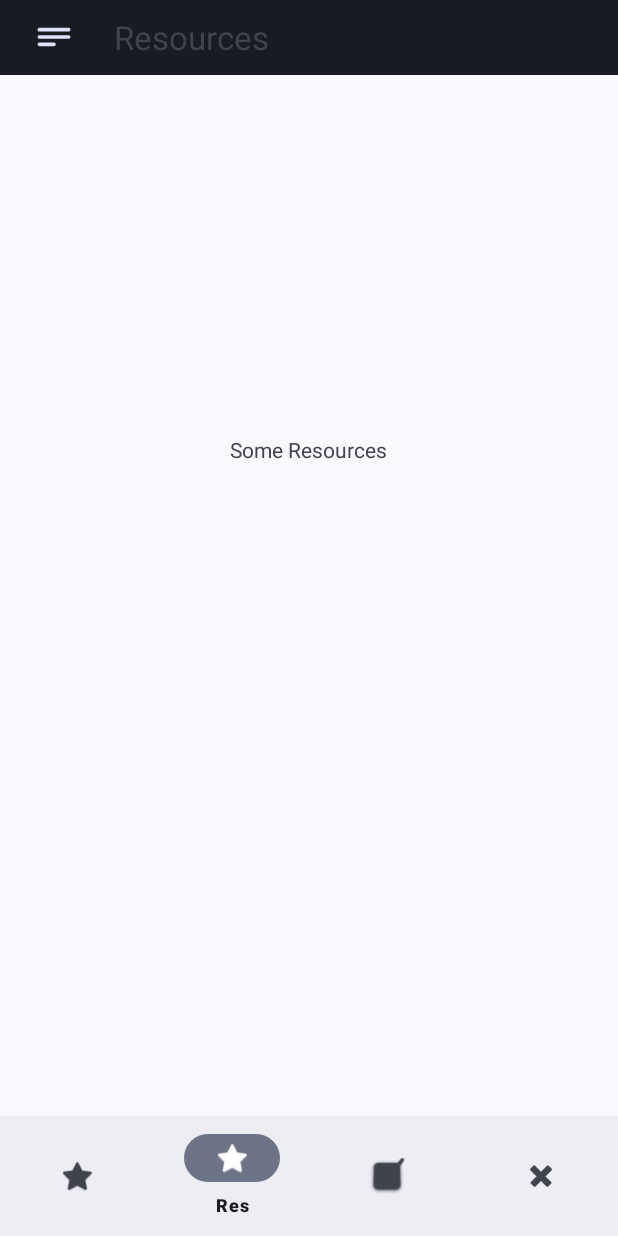
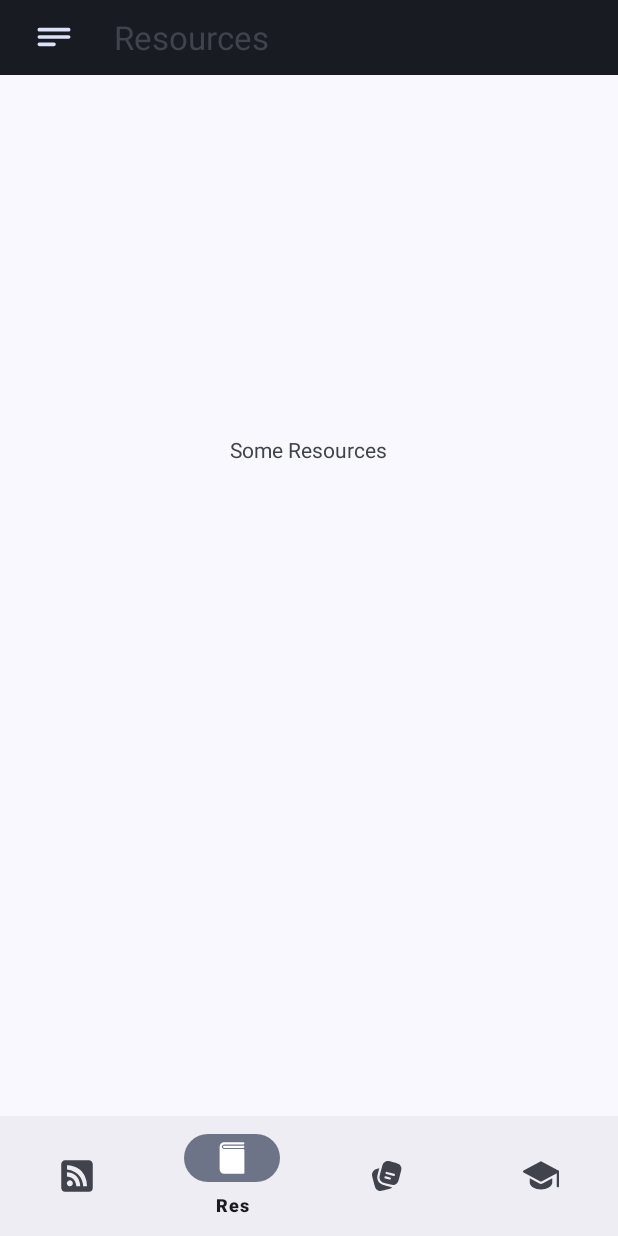
Before and after one commit to binbard/GEU-One, an Android app: the screen it shows after launch (MainActivity), item 2 of the bottom bar chosen, on a phone screen of 412 x 824 dp. Run offline under Robolectric (Android 15) with nearby library versions, the phone set to English and light mode, and no system bars; our stand-ins replace Room's generated code, navigation-ui; libraries missing offline, so code that uses them is left out: com.google.mlkit.vision.

Commit message:
Better Icons

```diff
--- a/app/build.gradle
+++ b/app/build.gradle
@@ -39,13 +39,13 @@ android {
 }
 
 dependencies {
-    implementation "androidx.room:room-runtime:2.3.0"
-    implementation 'androidx.annotation:annotation:1.7.0'
-    implementation 'androidx.lifecycle:lifecycle-livedata-ktx:2.6.2'
-    implementation 'androidx.lifecycle:lifecycle-viewmodel-ktx:2.6.2'
-    implementation 'androidx.core:core-ktx:+'
-    kapt "androidx.room:room-compiler:2.3.0"
-    implementation "androidx.room:room-ktx:2.3.0"
+    implementation "androidx.room:room-runtime:2.6.1"
+    implementation 'androidx.annotation:annotation:1.7.1'
+    implementation 'androidx.lifecycle:lifecycle-livedata-ktx:2.7.0'
+    implementation 'androidx.lifecycle:lifecycle-viewmodel-ktx:2.7.0'
+    implementation 'androidx.core:core-ktx:1.12.0'
+    kapt "androidx.room:room-compiler:2.6.1"
+    implementation "androidx.room:room-ktx:2.6.1"
 
     implementation(platform("com.squareup.okhttp3:okhttp-bom:4.11.0"))
     implementation 'com.squareup.okhttp3:okhttp'
@@ -55,10 +55,10 @@ dependencies {
     implementation "androidx.browser:browser:1.7.0"
     implementation 'androidx.core:core-ktx:1.12.0'
     implementation 'androidx.appcompat:appcompat:1.6.1'
-    implementation 'com.google.android.material:material:1.10.0'
+    implementation 'com.google.android.material:material:1.11.0'
     implementation 'androidx.constraintlayout:constraintlayout:2.1.4'
-    implementation 'androidx.navigation:navigation-fragment-ktx:2.7.5'
-    implementation 'androidx.navigation:navigation-ui-ktx:2.7.5'
+    implementation 'androidx.navigation:navigation-fragment-ktx:2.7.6'
+    implementation 'androidx.navigation:navigation-ui-ktx:2.7.6'
     testImplementation 'junit:junit:4.13.2'
     androidTestImplementation 'androidx.test.ext:junit:1.1.5'
     androidTestImplementation 'androidx.test.espresso:espresso-core:3.5.1'
--- /dev/null
+++ b/app/src/main/res/drawable/ic_book.xml
@@ -0,0 +1,12 @@
+<vector xmlns:android="http://schemas.android.com/apk/res/android"
+    android:width="800dp"
+    android:height="800dp"
+    android:viewportWidth="32"
+    android:viewportHeight="32">
+  <path
+      android:fillColor="#FF000000"
+      android:pathData="M26,7H9C8.4,7 8,6.6 8,6s0.4,-1 1,-1h17c0.6,0 1,0.4 1,1S26.6,7 26,7z"/>
+  <path
+      android:fillColor="#FF000000"
+      android:pathData="M26,8H11H9C7.9,8 7,7.1 7,6s0.9,-2 2,-2h17c0.6,0 1,-0.4 1,-1s-0.4,-1 -1,-1H9C6.8,2 5,3.8 5,6v20c0,2.2 1.8,4 4,4h2h15c0.6,0 1,-0.4 1,-1V9C27,8.4 26.6,8 26,8z"/>
+</vector>
--- /dev/null
+++ b/app/src/main/res/drawable/ic_educap.xml
@@ -0,0 +1,15 @@
+<vector xmlns:android="http://schemas.android.com/apk/res/android"
+    android:width="800dp"
+    android:height="800dp"
+    android:viewportWidth="32"
+    android:viewportHeight="32">
+  <path
+      android:fillColor="#FF000000"
+      android:pathData="M31,26c-0.6,0 -1,-0.4 -1,-1V12c0,-0.6 0.4,-1 1,-1s1,0.4 1,1v13C32,25.6 31.6,26 31,26z"/>
+  <path
+      android:fillColor="#FF000000"
+      android:pathData="M16,21c-0.2,0 -0.3,0 -0.5,-0.1l-15,-8C0.2,12.7 0,12.4 0,12s0.2,-0.7 0.5,-0.9l15,-8c0.3,-0.2 0.6,-0.2 0.9,0l15,8c0.3,0.2 0.5,0.5 0.5,0.9s-0.2,0.7 -0.5,0.9l-15,8C16.3,21 16.2,21 16,21z"/>
+  <path
+      android:fillColor="#FF000000"
+      android:pathData="M17.4,22.6C17,22.9 16.5,23 16,23s-1,-0.1 -1.4,-0.4L6,18.1V22c0,3.1 4.9,6 10,6s10,-2.9 10,-6v-3.9L17.4,22.6z"/>
+</vector>
--- /dev/null
+++ b/app/src/main/res/drawable/ic_feeds.xml
@@ -0,0 +1,9 @@
+<vector xmlns:android="http://schemas.android.com/apk/res/android"
+    android:width="800dp"
+    android:height="800dp"
+    android:viewportWidth="32"
+    android:viewportHeight="32">
+  <path
+      android:pathData="M26.49,30L5.5,30A3.35,3.35 0,0 1,3 29a3.35,3.35 0,0 1,-1 -2.48L2,5.5A3.35,3.35 0,0 1,3 3,3.35 3.35,0 0,1 5.5,2h21A3.35,3.35 0,0 1,29 3,3.35 3.35,0 0,1 30,5.5v21A3.52,3.52 0,0 1,26.49 30ZM7.11,6.54v3.62A18.55,18.55 0,0 1,14 12.39a18.44,18.44 0,0 1,2.53 1.87,13.2 13.2,0 0,1 2.32,2.63 15,15 0,0 1,1.76 3.56,16.8 16.8,0 0,1 0.86,4.64L24.9,25.09A21.23,21.23 0,0 0,23 16.23a19.56,19.56 0,0 0,-2.07 -3.36,14.21 14.21,0 0,0 -3.18,-3 18.89,18.89 0,0 0,-4.52 -2.25A22.31,22.31 0,0 0,7.11 6.54ZM7.11,16.41a12,12 0,0 1,4 1.2,8.41 8.41,0 0,1 1.48,1.11A8.74,8.74 0,0 1,13.9 20.3a8.41,8.41 0,0 1,1 2.11,11.35 11.35,0 0,1 0.49,2.78h3.44a15.24,15.24 0,0 0,-1.36 -6,15.19 15.19,0 0,0 -1.41,-2.22 9.62,9.62 0,0 0,-2.09 -2A10.89,10.89 0,0 0,11 13.42a13.65,13.65 0,0 0,-3.93 -0.66ZM9.71,25.19a2.6,2.6 0,0 0,1.85 -4.43,2.57 2.57,0 0,0 -3.67,0 2.55,2.55 0,0 0,0 3.67A2.53,2.53 0,0 0,9.71 25.19Z"
+      android:fillColor="#000000"/>
+</vector>
--- /dev/null
+++ b/app/src/main/res/drawable/ic_notes.xml
@@ -0,0 +1,13 @@
+<vector xmlns:android="http://schemas.android.com/apk/res/android"
+    android:width="800dp"
+    android:height="800dp"
+    android:viewportWidth="24"
+    android:viewportHeight="24">
+  <path
+      android:pathData="M2.755,14.716L3.272,16.648C3.876,18.903 4.179,20.031 4.864,20.762C5.404,21.339 6.104,21.743 6.875,21.923C7.85,22.15 8.978,21.848 11.233,21.244C13.488,20.64 14.616,20.338 15.347,19.653C15.408,19.596 15.466,19.537 15.523,19.477C15.189,19.449 14.852,19.395 14.509,19.327C13.813,19.189 12.986,18.967 12.008,18.705L11.901,18.676L11.876,18.67C10.812,18.385 9.923,18.146 9.213,17.889C8.466,17.619 7.788,17.287 7.211,16.747C6.418,16.004 5.862,15.041 5.615,13.982C5.436,13.213 5.487,12.459 5.627,11.678C5.761,10.929 6.001,10.031 6.289,8.956L6.289,8.956L6.824,6.962L6.842,6.892C4.922,7.409 3.911,7.715 3.237,8.346C2.659,8.887 2.255,9.587 2.076,10.358C1.848,11.333 2.15,12.461 2.755,14.716Z"
+      android:fillColor="#1C274C"/>
+  <path
+      android:pathData="M20.829,10.715L20.312,12.647C19.707,14.902 19.405,16.03 18.72,16.761C18.18,17.339 17.48,17.743 16.709,17.922C16.613,17.945 16.515,17.962 16.415,17.974C15.5,18.087 14.383,17.788 12.351,17.243C10.096,16.639 8.968,16.337 8.237,15.652C7.659,15.111 7.255,14.411 7.076,13.641C6.848,12.665 7.15,11.538 7.755,9.283L8.272,7.351C8.359,7.027 8.44,6.725 8.516,6.446C8.971,4.78 9.277,3.863 9.864,3.237C10.404,2.659 11.104,2.255 11.875,2.076C12.85,1.848 13.978,2.15 16.233,2.755C18.488,3.359 19.616,3.661 20.347,4.346C20.924,4.887 21.329,5.587 21.508,6.357C21.736,7.333 21.434,8.46 20.829,10.715ZM11.052,9.806C11.16,9.406 11.571,9.168 11.971,9.276L16.801,10.57C17.201,10.677 17.438,11.088 17.331,11.488C17.224,11.888 16.813,12.126 16.412,12.019L11.583,10.724C11.183,10.617 10.945,10.206 11.052,9.806ZM10.276,12.703C10.383,12.303 10.794,12.066 11.194,12.173L14.092,12.95C14.492,13.057 14.729,13.468 14.622,13.868C14.515,14.268 14.104,14.506 13.704,14.398L10.806,13.622C10.406,13.515 10.168,13.103 10.276,12.703Z"
+      android:fillColor="#1C274C"
+      android:fillType="evenOdd"/>
+</vector>
--- a/app/src/main/res/menu/menu_bottom_nav.xml
+++ b/app/src/main/res/menu/menu_bottom_nav.xml
@@ -4,18 +4,18 @@
 
     <item
         android:id="@+id/bottomNavFeed"
-        android:icon="@android:drawable/btn_star"
+        android:icon="@drawable/ic_feeds"
         android:title="Feed" />
     <item
         android:id="@+id/bottomNavRes"
-        android:icon="@android:drawable/btn_star_big_on"
+        android:icon="@drawable/ic_book"
         android:title="Res" />
     <item
         android:id="@+id/bottomNavNotes"
-        android:icon="@android:drawable/checkbox_on_background"
+        android:icon="@drawable/ic_notes"
         android:title="Notes" />
     <item
         android:id="@+id/bottomNavErp"
-        android:icon="@android:drawable/ic_delete"
+        android:icon="@drawable/ic_educap"
         android:title="ERP" />
 </menu>
```
